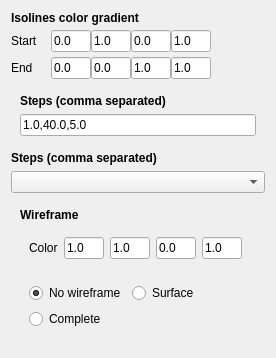
Before: the Qt Designer form Rendering/Renderers/IsolineRenderer/isolinerendererconfig.ui in Gloix/Camaron, drawn with Qt 5.
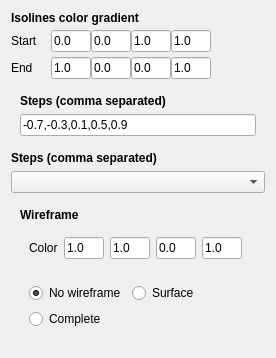
After: the same form once the commit is applied.

Commit message: Better defaults for isolines rendering.

```diff
--- a/Rendering/Renderers/IsolineRenderer/isolinerendererconfig.ui
+++ b/Rendering/Renderers/IsolineRenderer/isolinerendererconfig.ui
@@ -143,7 +143,7 @@
             </size>
            </property>
            <property name="text">
-            <string>1.0</string>
+            <string>0.0</string>
            </property>
           </widget>
          </item>
@@ -162,7 +162,7 @@
             </size>
            </property>
            <property name="text">
-            <string>0.0</string>
+            <string>1.0</string>
            </property>
           </widget>
          </item>
@@ -246,7 +246,7 @@
             </size>
            </property>
            <property name="text">
-            <string>0.0</string>
+            <string>1.0</string>
            </property>
           </widget>
          </item>
@@ -284,7 +284,7 @@
             </size>
            </property>
            <property name="text">
-            <string>1.0</string>
+            <string>0.0</string>
            </property>
           </widget>
          </item>
@@ -338,7 +338,7 @@
       <item>
        <widget class="QLineEdit" name="lineEdit_steps">
         <property name="text">
-         <string>1.0,40.0,5.0</string>
+         <string>-0.7,-0.3,0.1,0.5,0.9</string>
         </property>
        </widget>
       </item>
```
